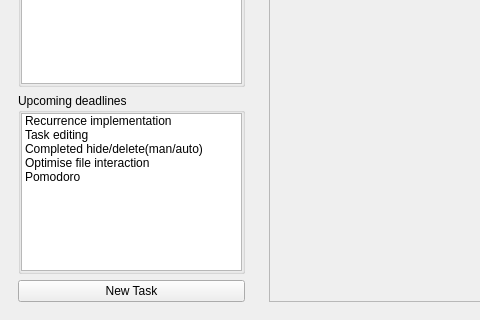
First picture: the form in src/mainwindow.ui, repository david4more/QtToDo, before the edit; both pictures show x 0 to 480 and y 280 to 600 of the 742 by 600 pixel window.
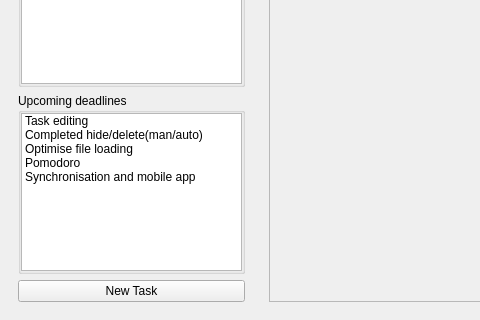
Second picture: the form after the edit. The open tabs and pages were chosen to show the change.

Commit message: refactor code: encapsulate Task class, store type and recurrence as enums, add helper fields (custom recurrence - interval and days)

Diff of the .ui file:
```diff
--- a/src/mainwindow.ui
+++ b/src/mainwindow.ui
@@ -177,11 +177,6 @@
           </property>
           <item>
            <widget class="QListWidget" name="deadlinesListWidget">
-            <item>
-             <property name="text">
-              <string>Recurrence implementation</string>
-             </property>
-            </item>
             <item>
              <property name="text">
               <string>Task editing</string>
@@ -194,7 +189,7 @@
             </item>
             <item>
              <property name="text">
-              <string>Optimise file interaction</string>
+              <string>Optimise file loading</string>
              </property>
             </item>
             <item>
@@ -202,6 +197,11 @@
               <string>Pomodoro</string>
              </property>
             </item>
+            <item>
+             <property name="text">
+              <string>Synchronisation and mobile app</string>
+             </property>
+            </item>
            </widget>
           </item>
          </layout>
```
Left out of the diff: 4 changed lines with no effect on the pictures. The commit also changes 7 other files.
